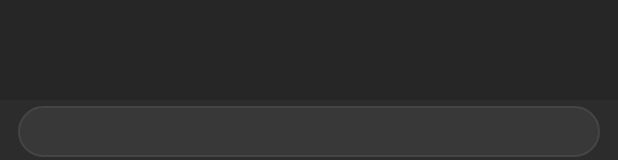
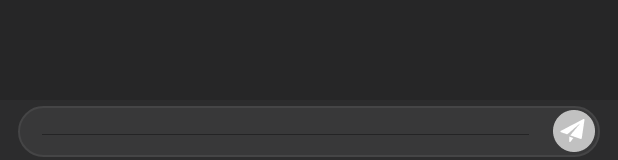
Before and after one commit to Apophis-AppJam/ApophisAndroid, an Android app: the layout activity_second_day_chat.xml on its own in the app's theme, with its tools: preview values and no code run, on a phone screen of 412 x 824 dp. Shown: the part 1073-1233 px from the top of the screen. Run offline under Robolectric (Android 15) with nearby library versions, the phone set to English and light mode, and no system bars.

```diff
--- a/app/src/main/res/anim/layout_animation_bottom_to_top.xml
+++ b/app/src/main/res/anim/layout_animation_bottom_to_top.xml
@@ -1,4 +1,5 @@
 <?xml version="1.0" encoding="utf-8"?>
+<!-- 채팅 올라오는 시간 delay 적용 -->
 <layoutAnimation
     xmlns:android="http://schemas.android.com/apk/res/android"
     android:animation="@anim/translate_up"
--- a/app/src/main/res/layout/activity_second_day_chat.xml
+++ b/app/src/main/res/layout/activity_second_day_chat.xml
@@ -81,6 +81,35 @@
             app:layout_constraintStart_toStartOf="parent"
             app:layout_constraintTop_toTopOf="parent" />
 
+        <ImageView
+            android:id="@+id/btn_send"
+            android:layout_width="wrap_content"
+            android:layout_height="wrap_content"
+            android:layout_marginTop="3dp"
+            android:layout_marginEnd="3dp"
+            android:layout_marginBottom="3dp"
+            app:layout_constraintBottom_toBottomOf="@+id/view_second_chat_keyboard"
+            app:layout_constraintEnd_toEndOf="@+id/view_second_chat_keyboard"
+            app:layout_constraintTop_toTopOf="@+id/view_second_chat_keyboard"
+            app:srcCompat="@drawable/btn_send_unact" />
+
+        <EditText
+            android:id="@+id/et_second_chat_message"
+            android:layout_width="0dp"
+            android:layout_height="0dp"
+            android:layout_marginStart="12dp"
+            android:layout_marginTop="8dp"
+            android:layout_marginEnd="12dp"
+            android:layout_marginBottom="8dp"
+            android:textSize="14dp"
+            android:textColor="@color/white"
+            android:fontFamily="@font/gmarket_sans_medium"
+            app:layout_constraintEnd_toStartOf="@+id/btn_send"
+            app:layout_constraintBottom_toBottomOf="@+id/view_second_chat_keyboard"
+            app:layout_constraintStart_toStartOf="@+id/view_second_chat_keyboard"
+            app:layout_constraintTop_toTopOf="@+id/view_second_chat_keyboard"
+            android:inputType="text" />
+
     </androidx.constraintlayout.widget.ConstraintLayout>
 
 </androidx.constraintlayout.widget.ConstraintLayout>
```
Also changed, not shown: app/src/main/java/com/example/apophis_android/ui/secondDay/SecondDayChatActivity.kt (+31 -13 lines), app/src/main/java/com/example/apophis_android/ui/secondDay/SecondDayChatAdapter.kt (+9 -4 lines), app/src/main/res/drawable-hdpi/btn_send_unact.jpg (deleted), app/src/main/res/drawable-hdpi/btn_send_unact.png (added), app/src/main/res/drawable-mdpi/btn_send_unact.jpg (deleted), app/src/main/res/drawable-mdpi/btn_send_unact.png (added), app/src/main/res/drawable-xhdpi/btn_send_unact.jpg (deleted), app/src/main/res/drawable-xhdpi/btn_send_unact.png (added), app/src/main/res/drawable-xxhdpi/btn_send_unact.jpg (deleted), app/src/main/res/drawable-xxhdpi/btn_send_unact.png (added), app/src/main/res/drawable-xxxhdpi/btn_send_unact.jpg (deleted), app/src/main/res/drawable-xxxhdpi/btn_send_unact.png (added).
